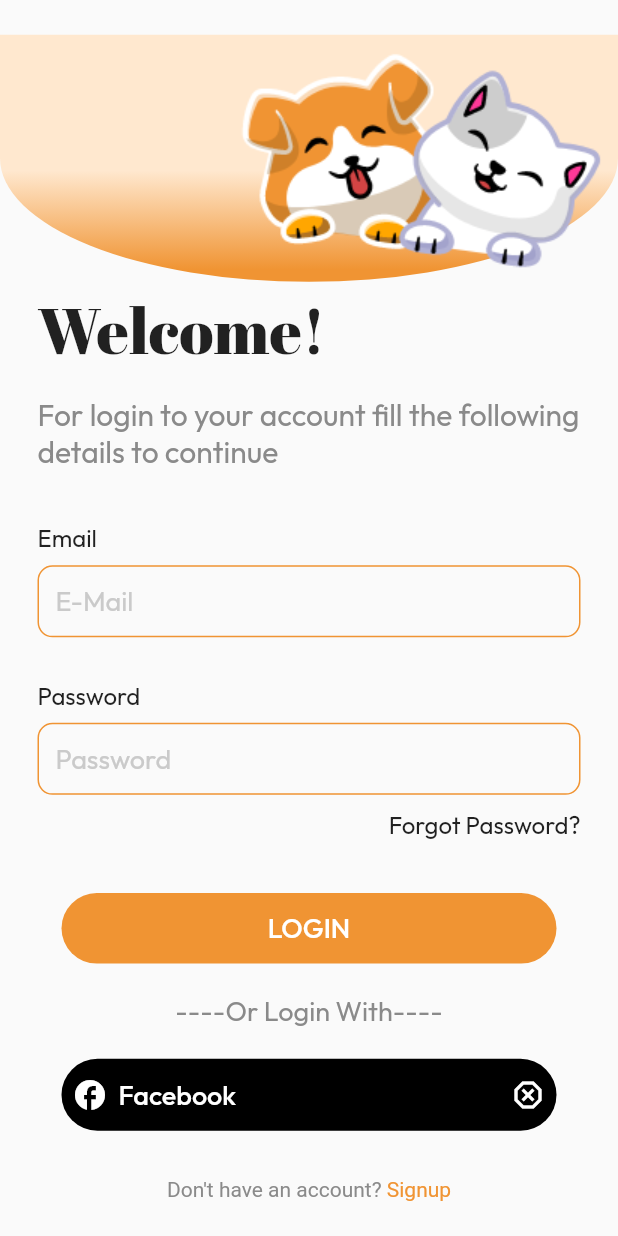
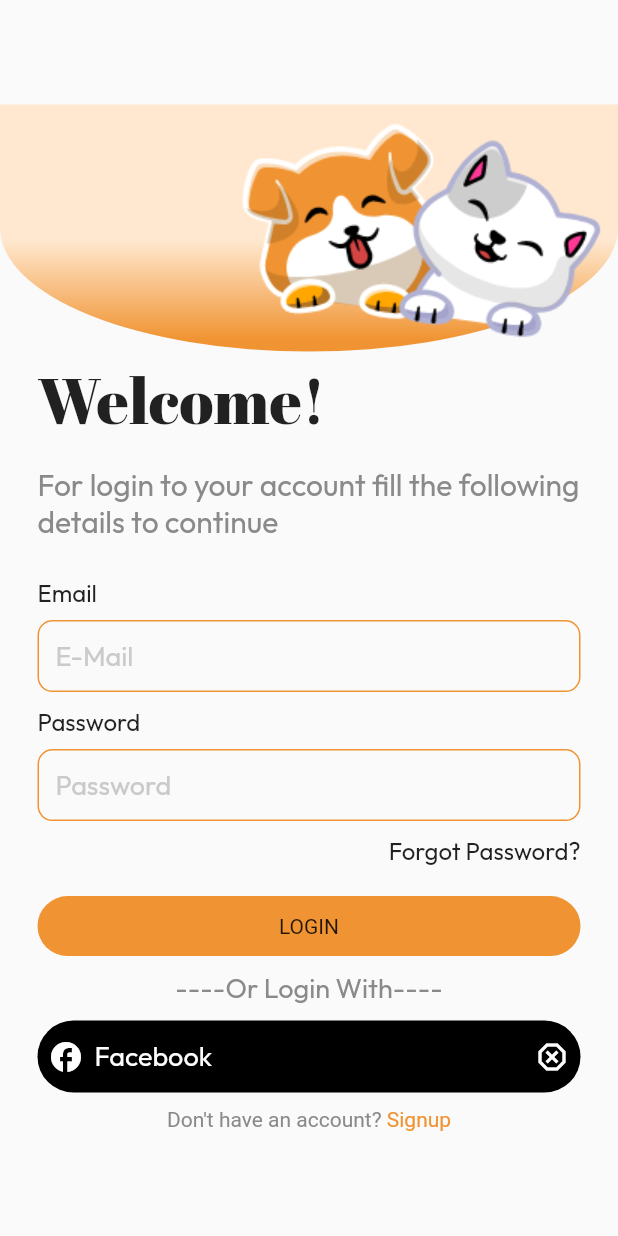
Before and after one commit to skaushal91299/login_ui, a Flutter app: the screen it shows after launch, after a tap on "LOGIN", on a phone screen of 412 x 824 dp. Run offline on Flutter 3.47's test engine with Material 2 defaults, Android fonts, the phone set to English and light mode, and no system bars; our stand-ins replace get, google_fonts; network calls fail.

```diff
--- a/lib/main.dart
+++ b/lib/main.dart
@@ -13,6 +13,7 @@ class MyApp extends StatelessWidget {
   @override
   Widget build(BuildContext context) {
     return const GetMaterialApp(
+      debugShowCheckedModeBanner: false,
       title: 'Login View',
       home: LoginView(),
     );
--- a/lib/views/login/login_view.dart
+++ b/lib/views/login/login_view.dart
@@ -5,6 +5,7 @@ import 'package:flutter/material.dart';
 import 'package:get/get.dart';
 import 'package:google_fonts/google_fonts.dart';
 import 'package:http/http.dart';
+import 'package:login_ui/views/login/login_success.dart';
 
 class LoginView extends StatefulWidget {
   const LoginView({Key? key}) : super(key: key);
@@ -17,24 +18,43 @@ class _LoginViewState extends State<LoginView> {
   TextEditingController emailController = TextEditingController();
   TextEditingController passwordController = TextEditingController();
 
-  void login(String email, password) async {
+  login(String email, password) async {
     try {
-      var response = await post(Uri.parse('https://reqres.in/api/login'),
-          body: {'email': email, 'password': password});
+      var url = Uri.parse('https://reqres.in/api/login');
+      var response = await post(
+        url,
+        body: {
+          'email': email,
+          'password': password,
+        },
+      );
 
       if (response.statusCode == 200) {
         var data = jsonDecode(response.body.toString());
         print(data['token']);
         print('Login successfully');
+
+        return Get.to(() => const LoginSuccess());
       } else {
         print('failed');
+        return Get.snackbar(
+          'Error',
+          'Please fill all Fields',
+          snackPosition: SnackPosition.BOTTOM,
+          colorText: Colors.white,
+          icon: Icon(Icons.dangerous),
+          backgroundColor: Color.fromARGB(255, 242, 74, 63),
+        );
       }
     } catch (e) {
       print(e.toString());
     }
   }
 
+// Text Fields
   Column _textFields(
+    textInputType,
+    String? Function(String?) validator,
     String name,
     String hintText,
     controller,
@@ -52,7 +72,9 @@ class _LoginViewState extends State<LoginView> {
         const SizedBox(
           height: 8,
         ),
-        TextField(
+        TextFormField(
+          keyboardType: textInputType,
+          validator: validator,
           controller: controller,
           obscureText: obscureText,
           decoration: InputDecoration(
@@ -73,6 +95,7 @@ class _LoginViewState extends State<LoginView> {
     );
   }
 
+// Button Border
   OutlineInputBorder _border() {
     return OutlineInputBorder(
       borderRadius: BorderRadius.circular(10),
@@ -138,6 +161,7 @@ class _LoginViewState extends State<LoginView> {
                   horizontal: 25,
                 ),
                 child: Column(
+                  mainAxisAlignment: MainAxisAlignment.spaceAround,
                   children: [
                     Container(
                       alignment: Alignment.centerLeft,
@@ -157,15 +181,27 @@ class _LoginViewState extends State<LoginView> {
                         color: const Color.fromRGBO(138, 138, 138, 1),
                       ),
                     ),
-                    const SizedBox(height: 35),
+                    const SizedBox(height: 25),
                     _textFields(
+                      TextInputType.emailAddress,
+                      (value) {
+                        if (value == null || value.isEmpty) {
+                          return "Error";
+                        }
+                      },
                       'Email',
                       'E-Mail',
                       emailController,
                       false,
                     ),
-                    const SizedBox(height: 29),
+                    const SizedBox(height: 10),
                     _textFields(
+                      TextInputType.text,
+                      (value) {
+                        if (value == null || value.isEmpty) {
+                          return 'Password Length is too Short';
+                        }
+                      },
                       'Password',
                       "Password",
                       passwordController,
@@ -182,10 +218,9 @@ class _LoginViewState extends State<LoginView> {
                         ),
                       ),
                     ),
-                    const SizedBox(height: 35),
-                    MaterialButton(
-                      minWidth: Get.width,
-                      onPressed: () {
+                    const SizedBox(height: 20),
+                    GestureDetector(
+                      onTap: () {
                         login(
                           emailController.text.toString(),
                           passwordController.text.toString(),
@@ -197,23 +232,16 @@ class _LoginViewState extends State<LoginView> {
                           vertical: 12,
                         ),
                         width: Get.width,
+                        alignment: Alignment.center,
                         decoration: BoxDecoration(
                           borderRadius: BorderRadius.circular(25),
                           color: Color.fromRGBO(240, 148, 51, 1),
                         ),
-                        // ! Button Width Mismatch
-                        child: Text(
-                          'LOGIN',
-                          textAlign: TextAlign.center,
-                          style: GoogleFonts.outfit(
-                            fontSize: 18,
-                            color: Colors.white,
-                          ),
-                        ),
+                        child: Text('LOGIN'),
                       ),
                     ),
                     const SizedBox(
-                      height: 20,
+                      height: 10,
                     ),
                     Text(
                       '----Or Login With----',
@@ -224,11 +252,10 @@ class _LoginViewState extends State<LoginView> {
                       ),
                     ),
                     const SizedBox(
-                      height: 20,
+                      height: 10,
                     ),
-                    MaterialButton(
-                      minWidth: Get.width,
-                      onPressed: () {
+                    GestureDetector(
+                      onTap: () {
                         Get.snackbar(
                             snackPosition: SnackPosition.BOTTOM,
                             'Facebook Button CLickd',
@@ -276,7 +303,7 @@ class _LoginViewState extends State<LoginView> {
                       ),
                     ),
                     const SizedBox(
-                      height: 31,
+                      height: 10,
                     ),
                     RichText(
                       text: TextSpan(
```
Also changed, not shown: lib/views/api_test/api_integretion.dart (deleted, +0 -10 lines), lib/views/api_test/modal_class.dart (deleted, +0 -12 lines), lib/views/login/login_success.dart (added, +16 -0 lines).
